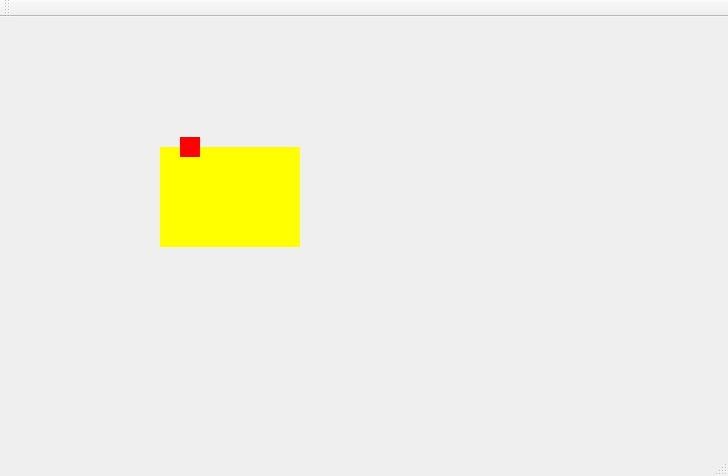
raquel-oliveira/Train, file mainwindow.ui: the form before one commit.
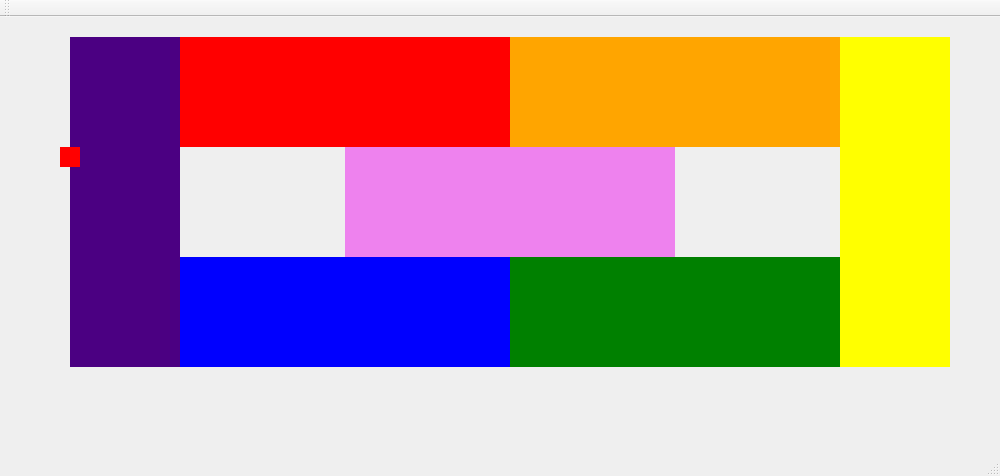
The form after the commit.

Commit message: Define train tracks #1

Patch:
```diff
--- a/mainwindow.ui
+++ b/mainwindow.ui
@@ -6,10 +6,16 @@
    <rect>
     <x>0</x>
     <y>0</y>
-    <width>728</width>
+    <width>1000</width>
     <height>476</height>
    </rect>
   </property>
+  <property name="minimumSize">
+   <size>
+    <width>0</width>
+    <height>0</height>
+   </size>
+  </property>
   <property name="windowTitle">
    <string>MainWindow</string>
   </property>
@@ -17,14 +23,14 @@
    <widget class="QLabel" name="labelTrilho01">
     <property name="geometry">
      <rect>
-      <x>160</x>
-      <y>130</y>
-      <width>140</width>
-      <height>100</height>
+      <x>70</x>
+      <y>20</y>
+      <width>110</width>
+      <height>330</height>
      </rect>
     </property>
     <property name="styleSheet">
-     <string notr="true">background-color: yellow</string>
+     <string notr="true">background-color: indigo</string>
     </property>
     <property name="text">
      <string/>
@@ -33,8 +39,8 @@
    <widget class="QLabel" name="labelTrem01">
     <property name="geometry">
      <rect>
-      <x>180</x>
-      <y>120</y>
+      <x>60</x>
+      <y>130</y>
       <width>20</width>
       <height>20</height>
      </rect>
@@ -46,6 +52,102 @@
      <string/>
     </property>
    </widget>
+   <widget class="QLabel" name="trainTrack04">
+    <property name="geometry">
+     <rect>
+      <x>840</x>
+      <y>20</y>
+      <width>110</width>
+      <height>330</height>
+     </rect>
+    </property>
+    <property name="styleSheet">
+     <string notr="true">background-color: yellow</string>
+    </property>
+    <property name="text">
+     <string/>
+    </property>
+   </widget>
+   <widget class="QLabel" name="trainTrack02">
+    <property name="geometry">
+     <rect>
+      <x>180</x>
+      <y>20</y>
+      <width>330</width>
+      <height>110</height>
+     </rect>
+    </property>
+    <property name="styleSheet">
+     <string notr="true">background-color: red</string>
+    </property>
+    <property name="text">
+     <string/>
+    </property>
+   </widget>
+   <widget class="QLabel" name="trainTrack03">
+    <property name="geometry">
+     <rect>
+      <x>510</x>
+      <y>20</y>
+      <width>330</width>
+      <height>110</height>
+     </rect>
+    </property>
+    <property name="styleSheet">
+     <string notr="true">background-color: orange</string>
+    </property>
+    <property name="text">
+     <string/>
+    </property>
+   </widget>
+   <widget class="QLabel" name="trainTrack06">
+    <property name="geometry">
+     <rect>
+      <x>180</x>
+      <y>240</y>
+      <width>330</width>
+      <height>110</height>
+     </rect>
+    </property>
+    <property name="styleSheet">
+     <string notr="true">background-color: blue</string>
+    </property>
+    <property name="text">
+     <string/>
+    </property>
+   </widget>
+   <widget class="QLabel" name="trainTrack05">
+    <property name="geometry">
+     <rect>
+      <x>510</x>
+      <y>240</y>
+      <width>330</width>
+      <height>110</height>
+     </rect>
+    </property>
+    <property name="styleSheet">
+     <string notr="true">background-color: green</string>
+    </property>
+    <property name="text">
+     <string/>
+    </property>
+   </widget>
+   <widget class="QLabel" name="trainTrack07">
+    <property name="geometry">
+     <rect>
+      <x>345</x>
+      <y>130</y>
+      <width>330</width>
+      <height>110</height>
+     </rect>
+    </property>
+    <property name="styleSheet">
+     <string notr="true">background-color: violet</string>
+    </property>
+    <property name="text">
+     <string/>
+    </property>
+   </widget>
   </widget>
   <widget class="QMenuBar" name="menuBar">
    <property name="geometry">
```
Left out of the diff: 6 changed lines with no effect on the pictures.
